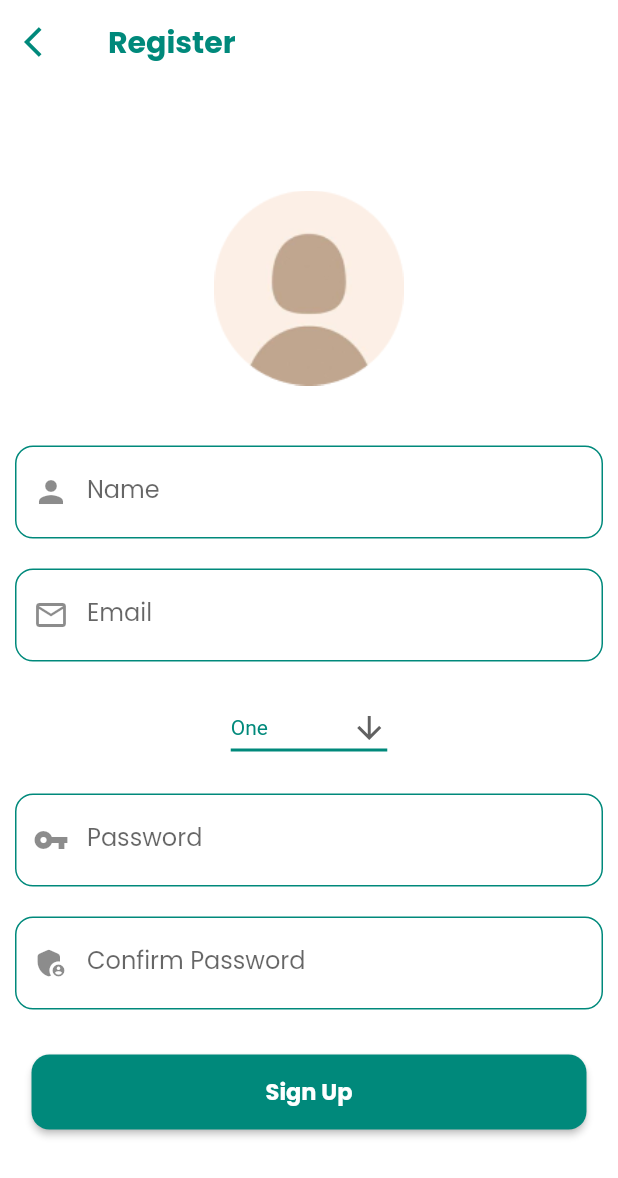
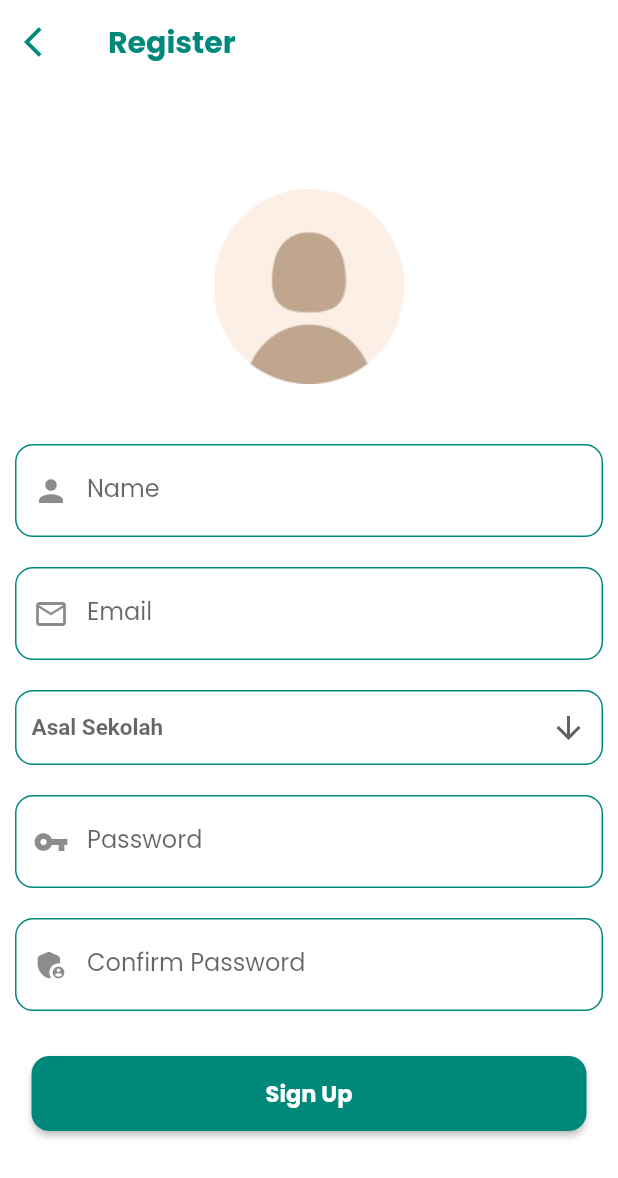
Before and after one commit to RifkiNoviandra/absen_app, a Flutter app: the Register screen opened directly, on a phone screen of 412 x 824 dp. Shown: the top 1178 px of the screen. Run offline on Flutter 3.47's test engine with Material 2 defaults, Android fonts, the phone set to English and light mode, and no system bars.

Commit message:
dropdown button finish

```diff
--- a/lib/page/register.dart
+++ b/lib/page/register.dart
@@ -8,7 +8,7 @@ class Register extends StatefulWidget {
 }
 
 class _RegisterState extends State<Register> {
-  String dropdownValue = 'One';
+  String dropdownValue;
 
   @override
   Widget build(BuildContext context) {
@@ -92,20 +92,26 @@ class _RegisterState extends State<Register> {
                 ),
               ),
               Padding(
-                padding: EdgeInsets.symmetric(vertical: 10.0, horizontal: 10.0),
+                padding: EdgeInsets.fromLTRB(10.0, 10.0, 10.0, 10.0),
+                child: Container(
+                  padding: EdgeInsets.only(left: 10, right: 10),
+                  decoration: BoxDecoration(
+                    border: Border.all(color: Colors.teal.shade600, width: 1),
+                    borderRadius: BorderRadius.circular(12.0),
+                  ),
                   child: DropdownButton<String>(
                     value: dropdownValue,
+                    hint: Text('Asal Sekolah'),
+                    dropdownColor: Colors.white,
+                    isExpanded: true,
+                    underline: SizedBox(),
                     icon: Icon(Icons.arrow_downward),
                     iconSize: 24,
                     elevation: 16,
-                  style: TextStyle(color: Colors.teal.shade600),
-                  underline: Container(
-                    height: 2,
-                    color: Colors.teal.shade600,
-                  ),
-                  hint: Container(
-                    alignment: Alignment.centerLeft,
-                    child: Text("Asal Sekolah"),
+                    style: TextStyle(
+                      color: Colors.black,
+                      fontSize: 15,
+                      fontWeight: FontWeight.bold,
                     ),
                     onChanged: (String newValue) {
                       setState(() {
@@ -119,6 +125,7 @@ class _RegisterState extends State<Register> {
                         child: Text(value),
                       );
                     }).toList(),
+                  ),
                 ),
               ),
               Padding(
```
Lines whose indentation alone changed are shown as unchanged.
